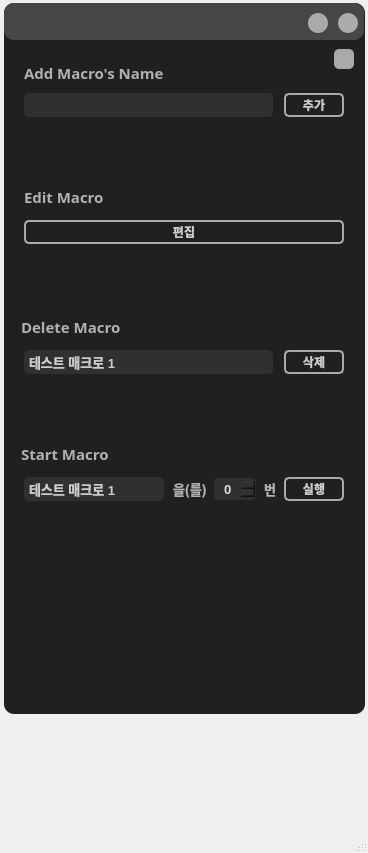
First picture: the form in The_King_of_Macro_v2.0/KOM_v2.0.ui, repository Yoon-men/The-King-of-Macro, before the edit.
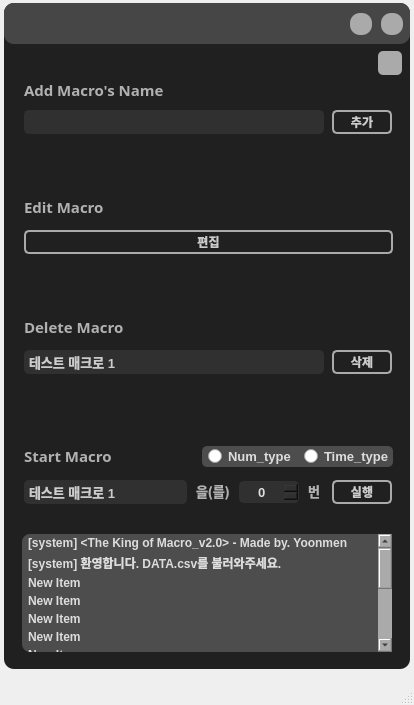
Second picture: the form after the edit. Icons and pictures are not drawn.

```diff
--- a/The_King_of_Macro_v2.0/KOM_v2.0.ui
+++ b/The_King_of_Macro_v2.0/KOM_v2.0.ui
@@ -6,8 +6,8 @@
    <rect>
     <x>0</x>
     <y>0</y>
-    <width>368</width>
-    <height>853</height>
+    <width>414</width>
+    <height>705</height>
    </rect>
   </property>
   <property name="windowTitle">
@@ -19,8 +19,8 @@
      <rect>
       <x>4</x>
       <y>3</y>
-      <width>361</width>
-      <height>711</height>
+      <width>406</width>
+      <height>666</height>
      </rect>
     </property>
     <property name="styleSheet">
@@ -40,8 +40,8 @@
       <rect>
        <x>0</x>
        <y>0</y>
-       <width>360</width>
-       <height>37</height>
+       <width>406</width>
+       <height>41</height>
       </rect>
      </property>
      <property name="styleSheet">
@@ -59,10 +59,10 @@
      <widget class="QPushButton" name="exit_btn_2">
       <property name="geometry">
        <rect>
-        <x>334</x>
+        <x>377</x>
         <y>10</y>
-        <width>20</width>
-        <height>20</height>
+        <width>22</width>
+        <height>22</height>
        </rect>
       </property>
       <property name="minimumSize">
@@ -73,8 +73,8 @@
       </property>
       <property name="maximumSize">
        <size>
-        <width>20</width>
-        <height>20</height>
+        <width>30</width>
+        <height>30</height>
        </size>
       </property>
       <property name="focusPolicy">
@@ -109,9 +109,9 @@
      <widget class="QLabel" name="label_3">
       <property name="geometry">
        <rect>
-        <x>87</x>
-        <y>10</y>
-        <width>181</width>
+        <x>117</x>
+        <y>13</y>
+        <width>171</width>
         <height>21</height>
        </rect>
       </property>
@@ -128,10 +128,10 @@
      <widget class="QPushButton" name="exit_btn_4">
       <property name="geometry">
        <rect>
-        <x>304</x>
+        <x>346</x>
         <y>10</y>
-        <width>20</width>
-        <height>20</height>
+        <width>22</width>
+        <height>22</height>
        </rect>
       </property>
       <property name="minimumSize">
@@ -142,8 +142,8 @@
       </property>
       <property name="maximumSize">
        <size>
-        <width>20</width>
-        <height>20</height>
+        <width>23</width>
+        <height>23</height>
        </size>
       </property>
       <property name="focusPolicy">
@@ -180,8 +180,8 @@
      </property>
      <property name="geometry">
       <rect>
-       <x>43</x>
-       <y>143</y>
+       <x>65</x>
+       <y>160</y>
        <width>271</width>
        <height>16</height>
       </rect>
@@ -209,7 +209,7 @@
      <property name="geometry">
       <rect>
        <x>20</x>
-       <y>59</y>
+       <y>76</y>
        <width>141</width>
        <height>21</height>
       </rect>
@@ -237,12 +237,18 @@
     <widget class="QPushButton" name="exit_btn_3">
      <property name="geometry">
       <rect>
-       <x>330</x>
-       <y>46</y>
-       <width>20</width>
-       <height>20</height>
+       <x>374</x>
+       <y>48</y>
+       <width>24</width>
+       <height>24</height>
       </rect>
      </property>
+     <property name="sizePolicy">
+      <sizepolicy hsizetype="Minimum" vsizetype="Minimum">
+       <horstretch>0</horstretch>
+       <verstretch>0</verstretch>
+      </sizepolicy>
+     </property>
      <property name="minimumSize">
       <size>
        <width>16</width>
@@ -251,8 +257,8 @@
      </property>
      <property name="maximumSize">
       <size>
-       <width>20</width>
-       <height>20</height>
+       <width>30</width>
+       <height>30</height>
       </size>
      </property>
      <property name="focusPolicy">
@@ -277,8 +283,8 @@
      </property>
      <property name="iconSize">
       <size>
-       <width>28</width>
-       <height>28</height>
+       <width>30</width>
+       <height>30</height>
       </size>
      </property>
     </widget>
@@ -286,8 +292,8 @@
      <property name="geometry">
       <rect>
        <x>20</x>
-       <y>90</y>
-       <width>249</width>
+       <y>107</y>
+       <width>300</width>
        <height>24</height>
       </rect>
      </property>
@@ -324,8 +330,8 @@
     <widget class="QPushButton" name="Add_Button">
      <property name="geometry">
       <rect>
-       <x>280</x>
-       <y>90</y>
+       <x>328</x>
+       <y>107</y>
        <width>60</width>
        <height>24</height>
       </rect>
@@ -353,8 +359,8 @@
      <property name="geometry">
       <rect>
        <x>20</x>
-       <y>217</y>
-       <width>320</width>
+       <y>227</y>
+       <width>369</width>
        <height>24</height>
       </rect>
      </property>
@@ -381,7 +387,7 @@
      <property name="geometry">
       <rect>
        <x>20</x>
-       <y>183</y>
+       <y>193</y>
        <width>81</width>
        <height>21</height>
       </rect>
@@ -412,8 +418,8 @@
      </property>
      <property name="geometry">
       <rect>
-       <x>43</x>
-       <y>270</y>
+       <x>65</x>
+       <y>280</y>
        <width>271</width>
        <height>16</height>
       </rect>
@@ -440,7 +446,7 @@
     <widget class="QPushButton" name="Add_Button_3">
      <property name="geometry">
       <rect>
-       <x>280</x>
+       <x>328</x>
        <y>347</y>
        <width>60</width>
        <height>24</height>
@@ -468,7 +474,7 @@
     <widget class="QLabel" name="label_9">
      <property name="geometry">
       <rect>
-       <x>17</x>
+       <x>20</x>
        <y>313</y>
        <width>101</width>
        <height>21</height>
@@ -500,8 +506,8 @@
      </property>
      <property name="geometry">
       <rect>
-       <x>40</x>
-       <y>400</y>
+       <x>62</x>
+       <y>407</y>
        <width>271</width>
        <height>16</height>
       </rect>
@@ -530,7 +536,7 @@
       <rect>
        <x>20</x>
        <y>347</y>
-       <width>249</width>
+       <width>300</width>
        <height>24</height>
       </rect>
      </property>
@@ -607,8 +613,8 @@
     <widget class="QPushButton" name="Add_Button_7">
      <property name="geometry">
       <rect>
-       <x>280</x>
-       <y>474</y>
+       <x>328</x>
+       <y>477</y>
        <width>60</width>
        <height>24</height>
       </rect>
@@ -636,8 +642,8 @@
      <property name="geometry">
       <rect>
        <x>20</x>
-       <y>474</y>
-       <width>140</width>
+       <y>477</y>
+       <width>163</width>
        <height>24</height>
       </rect>
      </property>
@@ -690,8 +696,8 @@
     <widget class="QLabel" name="label_18">
      <property name="geometry">
       <rect>
-       <x>17</x>
-       <y>440</y>
+       <x>20</x>
+       <y>442</y>
        <width>101</width>
        <height>21</height>
       </rect>
@@ -719,8 +725,8 @@
     <widget class="QLabel" name="label_19">
      <property name="geometry">
       <rect>
-       <x>169</x>
-       <y>475</y>
+       <x>192</x>
+       <y>477</y>
        <width>41</width>
        <height>21</height>
       </rect>
@@ -748,9 +754,9 @@
     <widget class="QSpinBox" name="Start_spinBox">
      <property name="geometry">
       <rect>
-       <x>210</x>
-       <y>475</y>
-       <width>42</width>
+       <x>235</x>
+       <y>478</y>
+       <width>60</width>
        <height>22</height>
       </rect>
      </property>
@@ -781,8 +787,8 @@
     <widget class="QLabel" name="label_20">
      <property name="geometry">
       <rect>
-       <x>260</x>
-       <y>475</y>
+       <x>304</x>
+       <y>477</y>
        <width>16</width>
        <height>21</height>
       </rect>
@@ -807,6 +813,182 @@
       <string>번</string>
      </property>
     </widget>
+    <widget class="QFrame" name="frame_6">
+     <property name="geometry">
+      <rect>
+       <x>198</x>
+       <y>443</y>
+       <width>191</width>
+       <height>21</height>
+      </rect>
+     </property>
+     <property name="styleSheet">
+      <string notr="true">QFrame{
+background-color: #4d4d4d;
+border-radius: 5px;
+}</string>
+     </property>
+     <property name="frameShape">
+      <enum>QFrame::StyledPanel</enum>
+     </property>
+     <property name="frameShadow">
+      <enum>QFrame::Raised</enum>
+     </property>
+     <widget class="QRadioButton" name="radioButton">
+      <property name="geometry">
+       <rect>
+        <x>6</x>
+        <y>0</y>
+        <width>91</width>
+        <height>21</height>
+       </rect>
+      </property>
+      <property name="styleSheet">
+       <string notr="true">QRadioButton{
+	color : #dddddd;
+	font-family : 나눔고딕;
+	font-weight : bold;
+	font-size : 10pt;
+}</string>
+      </property>
+      <property name="text">
+       <string>Num_type</string>
+      </property>
+     </widget>
+     <widget class="QRadioButton" name="radioButton_2">
+      <property name="geometry">
+       <rect>
+        <x>102</x>
+        <y>0</y>
+        <width>91</width>
+        <height>21</height>
+       </rect>
+      </property>
+      <property name="styleSheet">
+       <string notr="true">QRadioButton{
+	color : #dddddd;
+	font-family : 나눔고딕;
+	font-weight : bold;
+	font-size : 10pt;
+}</string>
+      </property>
+      <property name="text">
+       <string>Time_type</string>
+      </property>
+     </widget>
+    </widget>
+   </widget>
+   <widget class="QListWidget" name="listWidget">
+    <property name="geometry">
+     <rect>
+      <x>22</x>
+      <y>534</y>
+      <width>370</width>
+      <height>118</height>
+     </rect>
+    </property>
+    <property name="styleSheet">
+     <string notr="true">QListWidget{
+	background-color : #4d4d4d;
+	border-radius : 8px;
+	color : #dddddd;
+	font-family : 나눔고딕;
+	font-weight : bold;
+	font-size : 9pt;
+	padding-left : 3px;
+}
+
+QListWidget::item{
+	margin : 1.5px;
+}
+
+QListWidget QScrollBar{
+	background : #aaaaaa;
+}
+
+QListWidget::item::selected{
+	background : #2b2b2b;
+	color : #dddddd;
+}
+
+QListWidget::item::hover {
+	background : #434343;
+}</string>
+    </property>
+    <property name="autoScroll">
+     <bool>true</bool>
+    </property>
+    <property name="showDropIndicator" stdset="0">
+     <bool>true</bool>
+    </property>
+    <property name="dragEnabled">
+     <bool>false</bool>
+    </property>
+    <item>
+     <property name="text">
+      <string>[system] &lt;The King of Macro_v2.0&gt; - Made by. Yoonmen</string>
+     </property>
+    </item>
+    <item>
+     <property name="text">
+      <string>[system] 환영합니다. DATA.csv를 불러와주세요.</string>
+     </property>
+    </item>
+    <item>
+     <property name="text">
+      <string>New Item</string>
+     </property>
+    </item>
+    <item>
+     <property name="text">
+      <string>New Item</string>
+     </property>
+    </item>
+    <item>
+     <property name="text">
+      <string>New Item</string>
+     </property>
+    </item>
+    <item>
+     <property name="text">
+      <string>New Item</string>
+     </property>
+    </item>
+    <item>
+     <property name="text">
+      <string>New Item</string>
+     </property>
+    </item>
+    <item>
+     <property name="text">
+      <string>New Item</string>
+     </property>
+    </item>
+    <item>
+     <property name="text">
+      <string>New Item</string>
+     </property>
+    </item>
+    <item>
+     <property name="text">
+      <string>New Item</string>
+     </property>
+    </item>
+    <item>
+     <property name="text">
+      <string>New Item</string>
+     </property>
+    </item>
+    <item>
+     <property name="text">
+      <string>New Item</string>
+     </property>
+    </item>
+    <item>
+     <property name="text">
+      <string>New Item</string>
+     </property>
+    </item>
    </widget>
   </widget>
   <widget class="QMenuBar" name="menubar">
```
Left out of the diff: 2 changed lines with no effect on the pictures.
